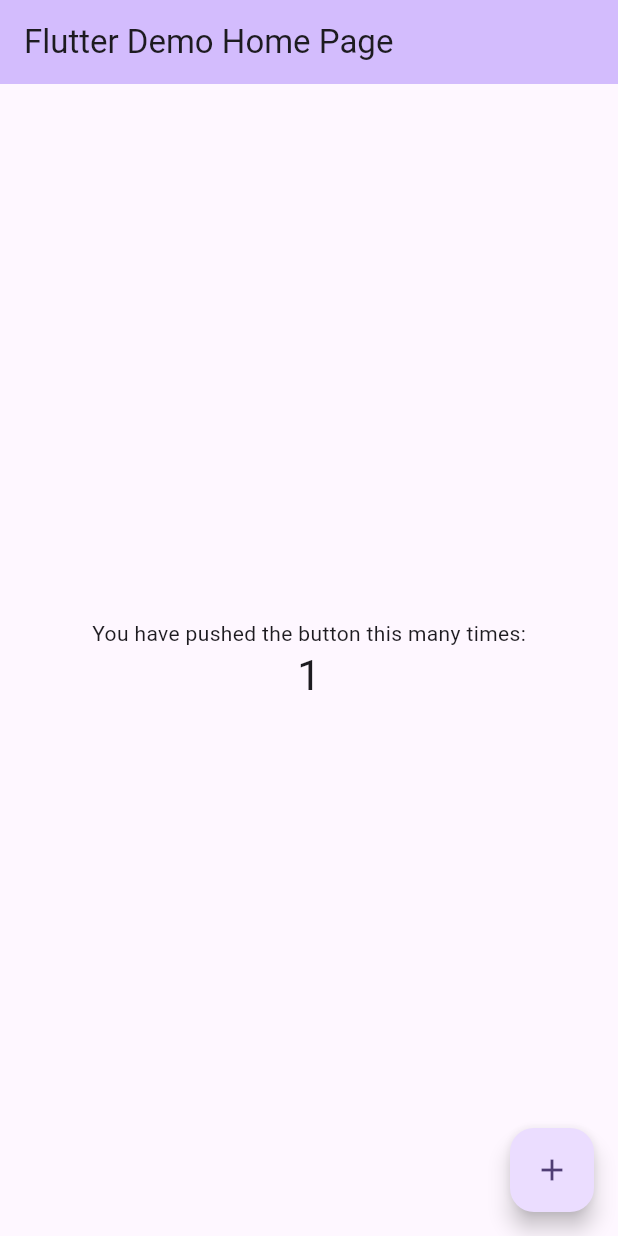
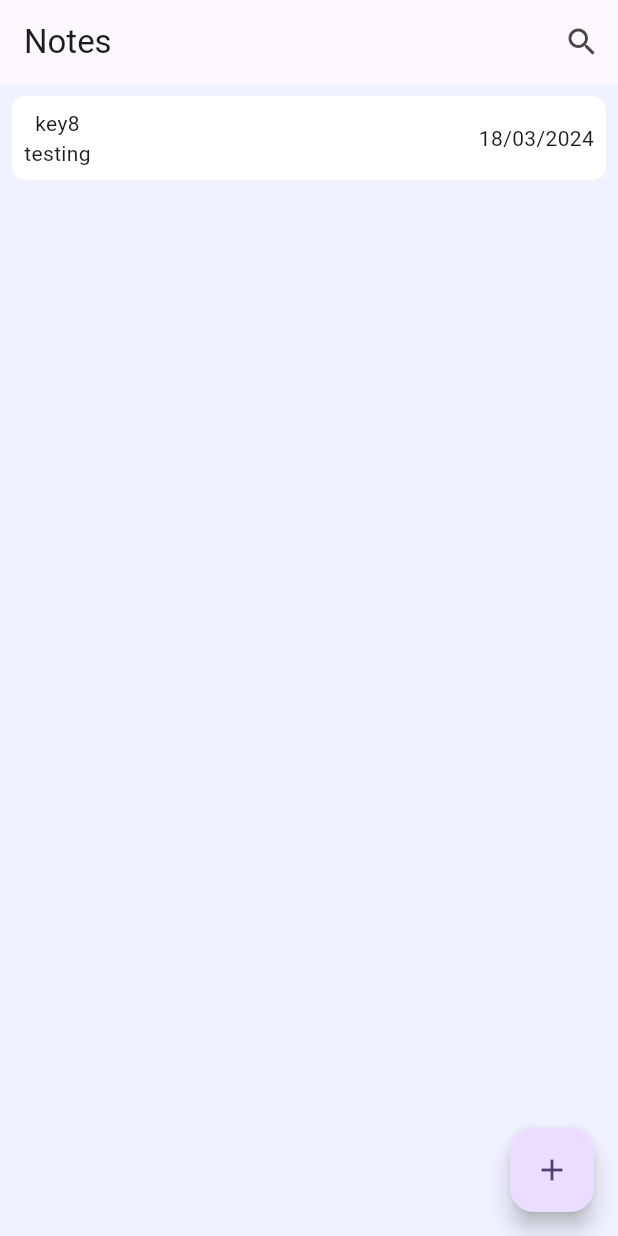
Before and after one commit to unib0ts/Notes, a Flutter app: the screen it shows after launch, after a tap on the "add" icon, on a phone screen of 412 x 824 dp. Run offline on Flutter 3.47's test engine with Material 3 defaults, Android fonts, the phone set to English and light mode, and no system bars; our stand-ins replace shared_preferences.

Commit message:
first commit with shared preference and search

```diff
--- a/lib/main.dart
+++ b/lib/main.dart
@@ -1,4 +1,8 @@
+import 'dart:convert';
+
 import 'package:flutter/material.dart';
+import 'package:intl/intl.dart';
+import 'package:shared_preferences/shared_preferences.dart';
 
 void main() {
   runApp(const MyApp());
@@ -13,113 +17,203 @@
     return MaterialApp(
       title: 'Flutter Demo',
       theme: ThemeData(
-        // This is the theme of your application.
-        //
-        // TRY THIS: Try running your application with "flutter run". You'll see
-        // the application has a purple toolbar. Then, without quitting the app,
-        // try changing the seedColor in the colorScheme below to Colors.green
-        // and then invoke "hot reload" (save your changes or press the "hot
-        // reload" button in a Flutter-supported IDE, or press "r" if you used
-        // the command line to start the app).
-        //
-        // Notice that the counter didn't reset back to zero; the application
-        // state is not lost during the reload. To reset the state, use hot
-        // restart instead.
-        //
-        // This works for code too, not just values: Most code changes can be
-        // tested with just a hot reload.
         colorScheme: ColorScheme.fromSeed(seedColor: Colors.deepPurple),
         useMaterial3: true,
       ),
-      home: const MyHomePage(title: 'Flutter Demo Home Page'),
+      home: SharedPreferencesListDemo(),
     );
   }
 }
 
-class MyHomePage extends StatefulWidget {
-  const MyHomePage({super.key, required this.title});
 
-  // This widget is the home page of your application. It is stateful, meaning
-  // that it has a State object (defined below) that contains fields that affect
-  // how it looks.
+class SharedPreferencesListDemo extends StatefulWidget {
+  @override
+  _SharedPreferencesListDemoState createState() => _SharedPreferencesListDemoState();
+}
 
-  // This class is the configuration for the state. It holds the values (in this
-  // case the title) provided by the parent (in this case the App widget) and
-  // used by the build method of the State. Fields in a Widget subclass are
-  // always marked "final".
-
-  final String title;
+class _SharedPreferencesListDemoState extends State<SharedPreferencesListDemo> {
+  late SharedPreferences _prefs;
+  List<MapEntry<String, String>> myList = [];
+  List<MapEntry<String, String>> filteredList = [];
 
   @override
-  State<MyHomePage> createState() => _MyHomePageState();
-}
+  void initState() {
+    super.initState();
+    _initSharedPreferences();
+  }
 
-class _MyHomePageState extends State<MyHomePage> {
-  int _counter = 0;
+  Future<void> _initSharedPreferences() async {
+    _prefs = await SharedPreferences.getInstance();
+    _loadListFromSharedPreferences();
+  }
 
-  void _incrementCounter() {
+  void _addStringMapEntry(String key, String value) {
+    DateTime now = DateTime.now();
+    String dateTimeString = now.toIso8601String();
+    Map<String, dynamic> entry = {
+      'key': key,
+      'value': value,
+      'timestamp': dateTimeString,
+    };
+    _prefs.setString(key, json.encode(entry));
+    _loadListFromSharedPreferences();
+  }
+
+  void _filterList(String query) {
     setState(() {
-      // This call to setState tells the Flutter framework that something has
-      // changed in this State, which causes it to rerun the build method below
-      // so that the display can reflect the updated values. If we changed
-      // _counter without calling setState(), then the build method would not be
-      // called again, and so nothing would appear to happen.
-      _counter++;
+      filteredList = myList
+          .where((entry) =>
+      entry.key.toLowerCase().contains(query.toLowerCase()) ||
+          entry.value.toLowerCase().contains(query.toLowerCase()))
+          .toList();
     });
   }
 
+  Future<void> _loadListFromSharedPreferences() async {
+    List<String> keys = _prefs.getKeys().toList();
+    List<MapEntry<String, String>> list = [];
+    for (String key in keys) {
+      String? jsonString = _prefs.getString(key);
+      if (jsonString != null) {
+        Map<String, dynamic> entry = json.decode(jsonString);
+        String value = entry['value'];
+        String timestampString = entry['timestamp'];
+        DateTime timestamp = DateTime.parse(timestampString);
+        list.add(MapEntry(key, value)); // Add only key and value to the list
+      }
+    }
+    setState(() {
+      myList = list;
+      filteredList = list;
+    });
+  }
   @override
   Widget build(BuildContext context) {
-    // This method is rerun every time setState is called, for instance as done
-    // by the _incrementCounter method above.
-    //
-    // The Flutter framework has been optimized to make rerunning build methods
-    // fast, so that you can just rebuild anything that needs updating rather
-    // than having to individually change instances of widgets.
     return Scaffold(
+      backgroundColor: Color(0xFFF0F3FF),
       appBar: AppBar(
-        // TRY THIS: Try changing the color here to a specific color (to
-        // Colors.amber, perhaps?) and trigger a hot reload to see the AppBar
-        // change color while the other colors stay the same.
-        backgroundColor: Theme.of(context).colorScheme.inversePrimary,
-        // Here we take the value from the MyHomePage object that was created by
-        // the App.build method, and use it to set our appbar title.
-        title: Text(widget.title),
+        title: Text('Notes'),
+        actions: [
+          IconButton(
+            icon: Icon(Icons.search),
+            onPressed: () async {
+              final String? query = await showSearch<String?>(
+                context: context,
+                delegate: _DataSearch(myList: myList),
+              );
+              if (query != null) {
+                _filterList(query);
+              }
+            },
+          ),
+        ],
       ),
-      body: Center(
-        // Center is a layout widget. It takes a single child and positions it
-        // in the middle of the parent.
-        child: Column(
-          // Column is also a layout widget. It takes a list of children and
-          // arranges them vertically. By default, it sizes itself to fit its
-          // children horizontally, and tries to be as tall as its parent.
-          //
-          // Column has various properties to control how it sizes itself and
-          // how it positions its children. Here we use mainAxisAlignment to
-          // center the children vertically; the main axis here is the vertical
-          // axis because Columns are vertical (the cross axis would be
-          // horizontal).
-          //
-          // TRY THIS: Invoke "debug painting" (choose the "Toggle Debug Paint"
-          // action in the IDE, or press "p" in the console), to see the
-          // wireframe for each widget.
-          mainAxisAlignment: MainAxisAlignment.center,
-          children: <Widget>[
-            const Text(
-              'You have pushed the button this many times:',
-            ),
-            Text(
-              '$_counter',
-              style: Theme.of(context).textTheme.headlineMedium,
-            ),
-          ],
+      body: Expanded(
+        child: ListView.builder(
+          itemCount: myList.length,
+          itemBuilder: (context, index) {
+            return Padding(
+              padding: const EdgeInsets.all(8.0),
+              child: Container(
+                decoration: BoxDecoration(
+                  color: Colors.white,
+                  borderRadius: BorderRadius.circular(9)
+                ),
+                child: Padding(
+                  padding: const EdgeInsets.all(8.0),
+                  child: Row(
+                    mainAxisAlignment: MainAxisAlignment.spaceBetween,
+                    children: [
+                      Column(
+                        children: [
+                          Text('${myList[index].key}'),
+                          Text('${myList[index].value}'),
+                        ],
+                      ),
+                      Text(formatDate(DateTime.now()))
+                    ],
+                  ),
+                ),
+              ),
+            );
+              /*ListTile(
+              title: Text('${myList[index].key}: ${myList[index].value}'),
+            );*/
+          },
         ),
       ),
       floatingActionButton: FloatingActionButton(
-        onPressed: _incrementCounter,
-        tooltip: 'Increment',
-        child: const Icon(Icons.add),
-      ), // This trailing comma makes auto-formatting nicer for build methods.
+       onPressed: () {
+    _addStringMapEntry('key8', 'testing');
+    },
+        child: Icon(Icons.add),
+      ),
+    );
+  }
+
+  String formatDate(DateTime dateTime) {
+    return DateFormat('dd/MM/yyyy').format(dateTime);
+  }
+}
+
+class _DataSearch extends SearchDelegate<String?> {
+  final List<MapEntry<String, String>> myList;
+
+  _DataSearch({required this.myList});
+
+  @override
+  List<Widget> buildActions(BuildContext context) {
+    return [
+      IconButton(
+        icon: Icon(Icons.clear),
+        onPressed: () {
+          query = '';
+        },
+      ),
+    ];
+  }
+
+  @override
+  Widget buildLeading(BuildContext context) {
+    return IconButton(
+      icon: Icon(Icons.arrow_back),
+      onPressed: () {
+        close(context, null);
+      },
+    );
+  }
+
+  @override
+  Widget buildResults(BuildContext context) {
+    final List<MapEntry<String, String>> results = myList
+        .where((entry) =>
+    entry.key.toLowerCase().contains(query.toLowerCase()) ||
+        entry.value.toLowerCase().contains(query.toLowerCase()))
+        .toList();
+    return ListView.builder(
+      itemCount: results.length,
+      itemBuilder: (context, index) {
+        return ListTile(
+          title: Text('${results[index].key}: ${results[index].value}'),
+        );
+      },
+    );
+  }
+
+  @override
+  Widget buildSuggestions(BuildContext context) {
+    final List<MapEntry<String, String>> suggestions = myList
+        .where((entry) =>
+    entry.key.toLowerCase().contains(query.toLowerCase()) ||
+        entry.value.toLowerCase().contains(query.toLowerCase()))
+        .toList();
+    return ListView.builder(
+      itemCount: suggestions.length,
+      itemBuilder: (context, index) {
+        return ListTile(
+          title: Text('${suggestions[index].key}: ${suggestions[index].value}'),
+        );
+      },
     );
   }
 }
--- a/pubspec.yaml
+++ b/pubspec.yaml
@@ -30,6 +30,8 @@ environment:
 dependencies:
   flutter:
     sdk: flutter
+  shared_preferences: ^2.0.8
+  intl: ^0.17.0
 
 
   # The following adds the Cupertino Icons font to your application.
```
Also changed, not shown: lib/NotesScreen.dart (added, +15 -0 lines), pubspec.lock.
